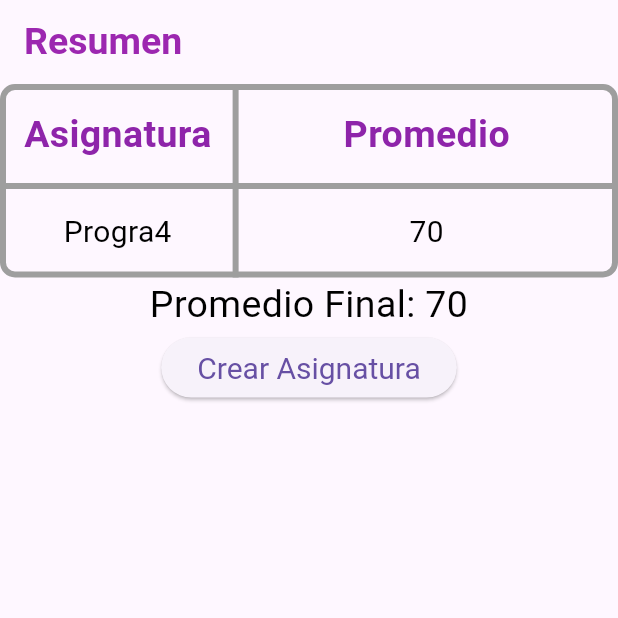
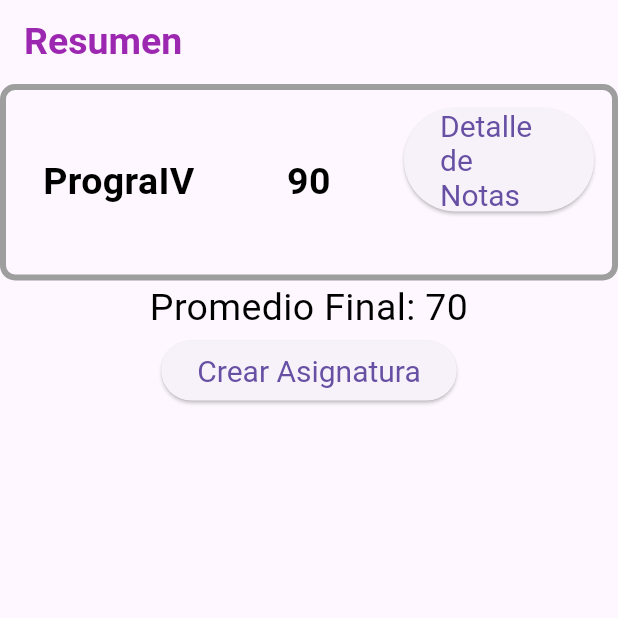
Before and after one commit to DavidCorella/ProyectoDeInvestigacionProgra4, a Flutter app: the screen it shows after launch, on a phone screen of 412 x 824 dp, the top half of it. Run offline on Flutter 3.47's test engine with Material 3 defaults, Android fonts, the phone set to English and light mode, and no system bars.

Commit message:
Edicion de Dashboard

```diff
--- a/FrontEnd/lib/main.dart
+++ b/FrontEnd/lib/main.dart
@@ -10,14 +10,33 @@ class AsignaturasApp extends StatelessWidget {
   @override
   Widget build(BuildContext context) {
     return MaterialApp(
-      home: Scaffold(appBar: AppBar(title: const Text('Resumen', style: TextStyle(color: Colors.purple, fontWeight: FontWeight.bold, fontSize: 25),textAlign: TextAlign.center)),
+      home: Scaffold(
+        appBar: AppBar(
+          title: const Text(
+            'Resumen',
+            style: TextStyle(
+              color: Colors.purple,
+              fontWeight: FontWeight.bold,
+              fontSize: 25,
+            ),
+            textAlign: TextAlign.center,
+          ),
+        ),
         body: Column(
           children: [
             const Asignaturas(),
-          Text("Promedio Final: 70", style: TextStyle(color: Colors.black, fontWeight: FontWeight.normal, fontSize: 25),textAlign: TextAlign.right),
+            Text(
+              "Promedio Final: 70",
+              style: TextStyle(
+                color: Colors.black,
+                fontWeight: FontWeight.normal,
+                fontSize: 25,
+              ),
+              textAlign: TextAlign.right,
+            ),
             const CreateAsignatura(),
           ],
-      )
+        ),
       ),
     );
   }
@@ -33,13 +52,19 @@ class CreateAsignatura extends StatefulWidget {
 class _CreateAsignaturaState extends State<CreateAsignatura> {
   @override
   Widget build(BuildContext context) {
-    final ButtonStyle style = ElevatedButton.styleFrom(textStyle: const TextStyle(fontSize: 20, color: Colors.purple));
+    final ButtonStyle style = ElevatedButton.styleFrom(
+      textStyle: const TextStyle(fontSize: 20, color: Colors.purple),
+    );
 
     return Center(
       child: Column(
         mainAxisSize: MainAxisSize.min,
         children: <Widget>[
-          ElevatedButton(style: style, onPressed: (){}, child: const Text('Crear Asignatura')),
+          ElevatedButton(
+            style: style,
+            onPressed: () {},
+            child: const Text('Crear Asignatura'),
+          ),
           const SizedBox(height: 30),
         ],
       ),
@@ -53,7 +78,11 @@ class Asignaturas extends StatelessWidget {
   @override
   Widget build(BuildContext context) {
     return Table(
-      border: TableBorder.all(width: 4, borderRadius: BorderRadius.all(Radius.circular(10)),color: Colors.grey),
+      border: TableBorder.all(
+        width: 4,
+        borderRadius: BorderRadius.all(Radius.circular(10)),
+        color: Colors.grey,
+      ),
       columnWidths: const <int, TableColumnWidth>{
         0: IntrinsicColumnWidth(),
         1: FlexColumnWidth(),
@@ -64,31 +93,77 @@ class Asignaturas extends StatelessWidget {
         TableRow(
           children: <Widget>[
             TableCell(
-              verticalAlignment: TableCellVerticalAlignment.top,
-              child: Padding(padding: EdgeInsets.all(16.0),
-              child: Text("Asignatura",style: TextStyle(color: Colors.purple[600], fontWeight: FontWeight.bold, fontSize: 25),textAlign: TextAlign.center,),)
+              verticalAlignment: TableCellVerticalAlignment.middle,
+              child: Padding(
+                padding: EdgeInsets.all(16.0),
+                child: Row(
+                  mainAxisAlignment: MainAxisAlignment.spaceBetween,
+                  crossAxisAlignment: CrossAxisAlignment.center,
+                  children: [
+                    Expanded(
+                      child:
+                    Text(
+                      "PrograIV",
+                      style: TextStyle(
+                        color: Colors.black,
+                        fontWeight: FontWeight.bold,
+                        fontSize: 25,
                       ),
-            TableCell(
-              verticalAlignment: TableCellVerticalAlignment.top,
-              child:  Padding(padding: EdgeInsets.all(16.0),child: Text("Promedio", style: TextStyle(color: Colors.purple[600], fontWeight: FontWeight.bold, fontSize: 25),textAlign: TextAlign.center,),)
+                      textAlign: TextAlign.center,
+                    ),
+                    ),
+                    Expanded(
+                      child:
+                    Text(
+                      "90",
+                      style: TextStyle(
+                        color: Colors.black,
+                        fontWeight: FontWeight.bold,
+                        fontSize: 25,
+                      ),
+                      textAlign: TextAlign.center,
+                    ))
+                    ,Expanded(
+                      child:
+                    const EditarNotas(),)
+                  ],
+                ),
+              ),
             ),
           ],
         ),
-        TableRow(
-          children: <Widget>[
-            TableCell(
-              verticalAlignment: TableCellVerticalAlignment.top,
-              child: Padding(padding: EdgeInsets.all(16.0),
-              child: Text("Progra4",style: TextStyle(color: Colors.black, fontWeight: FontWeight.normal, fontSize: 20),textAlign: TextAlign.center,),)
-            ),
-            TableCell(
-              verticalAlignment: TableCellVerticalAlignment.top,
-              child:  Padding(padding: EdgeInsets.all(16.0),child: Text("70", style: TextStyle(color: Colors.black, fontWeight: FontWeight.normal, fontSize: 20),textAlign: TextAlign.center,),)
-            ),
-          ],
-        ),
-
       ],
     );
   }
 }
+
+
+class EditarNotas extends StatefulWidget {
+  const EditarNotas({super.key});
+
+  @override
+  State<EditarNotas> createState() => _EditarNotasState();
+}
+
+class _EditarNotasState extends State<EditarNotas> {
+  @override
+  Widget build(BuildContext context) {
+    final ButtonStyle style = ElevatedButton.styleFrom(
+      textStyle: const TextStyle(fontSize: 20, color: Colors.purple),
+    );
+
+    return Center(
+      child: Column(
+        mainAxisSize: MainAxisSize.min,
+        children: <Widget>[
+          ElevatedButton(
+            style: style,
+            onPressed: () {},
+            child: const Text('Detalle de Notas'),
+          ),
+          const SizedBox(height: 30),
+        ],
+      ),
+    );
+  }
+}
```
Lines whose indentation alone changed are shown as unchanged.
